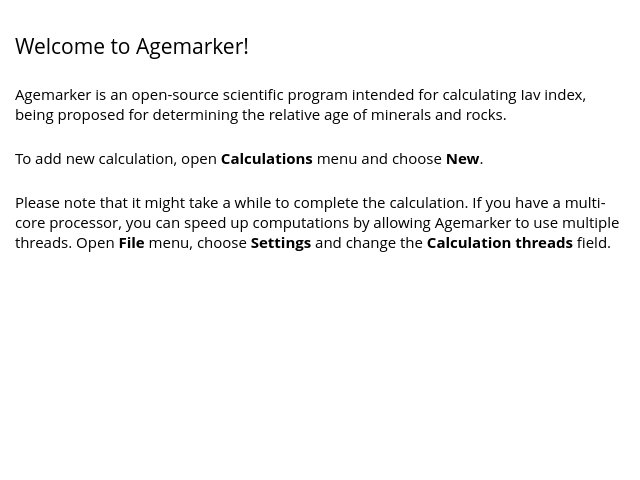
Before: the Qt Designer form src/Widgets/welcomewidget.ui in skyproject/agemarker, drawn with Qt 5.
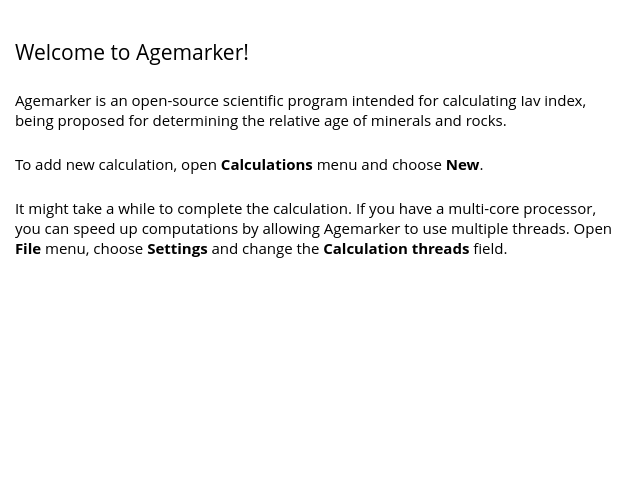
After: the same form once the commit is applied.

Commit message: "Extended Precision" notice added

```diff
--- a/src/Widgets/welcomewidget.ui
+++ b/src/Widgets/welcomewidget.ui
@@ -74,6 +74,12 @@
     </disabled>
    </palette>
   </property>
+  <property name="font">
+   <font>
+    <family>Open Sans</family>
+    <pointsize>11</pointsize>
+   </font>
+  </property>
   <property name="windowTitle">
    <string>Form</string>
   </property>
@@ -95,14 +101,20 @@
 &lt;html&gt;&lt;head&gt;&lt;meta name=&quot;qrichtext&quot; content=&quot;1&quot; /&gt;&lt;style type=&quot;text/css&quot;&gt;
 p, li { white-space: pre-wrap; }
 &lt;/style&gt;&lt;/head&gt;&lt;body style=&quot; font-family:'Open Sans'; font-size:11pt; font-weight:400; font-style:normal;&quot;&gt;
-&lt;p style=&quot;-qt-paragraph-type:empty; margin-top:0px; margin-bottom:0px; margin-left:0px; margin-right:0px; -qt-block-indent:0; text-indent:0px; font-family:'MS Shell Dlg 2'; font-size:8pt;&quot;&gt;&lt;br /&gt;&lt;/p&gt;
+&lt;p style=&quot;-qt-paragraph-type:empty; margin-top:0px; margin-bottom:0px; margin-left:0px; margin-right:0px; -qt-block-indent:0; text-indent:0px;&quot;&gt;&lt;br /&gt;&lt;/p&gt;
 &lt;p style=&quot; margin-top:0px; margin-bottom:0px; margin-left:0px; margin-right:0px; -qt-block-indent:0; text-indent:0px;&quot;&gt;&lt;span style=&quot; font-size:16pt;&quot;&gt;Welcome to Agemarker!&lt;/span&gt;&lt;/p&gt;
 &lt;p style=&quot;-qt-paragraph-type:empty; margin-top:0px; margin-bottom:0px; margin-left:0px; margin-right:0px; -qt-block-indent:0; text-indent:0px;&quot;&gt;&lt;br /&gt;&lt;/p&gt;
 &lt;p style=&quot; margin-top:0px; margin-bottom:0px; margin-left:0px; margin-right:0px; -qt-block-indent:0; text-indent:0px;&quot;&gt;Agemarker is an open-source scientific program intended for calculating Iav index, being proposed for determining the relative age of minerals and rocks.&lt;/p&gt;
 &lt;p style=&quot;-qt-paragraph-type:empty; margin-top:0px; margin-bottom:0px; margin-left:0px; margin-right:0px; -qt-block-indent:0; text-indent:0px;&quot;&gt;&lt;br /&gt;&lt;/p&gt;
 &lt;p style=&quot; margin-top:0px; margin-bottom:0px; margin-left:0px; margin-right:0px; -qt-block-indent:0; text-indent:0px;&quot;&gt;To add new calculation, open &lt;span style=&quot; font-weight:600;&quot;&gt;Calculations&lt;/span&gt; menu and choose &lt;span style=&quot; font-weight:600;&quot;&gt;New&lt;/span&gt;.&lt;/p&gt;
 &lt;p style=&quot;-qt-paragraph-type:empty; margin-top:0px; margin-bottom:0px; margin-left:0px; margin-right:0px; -qt-block-indent:0; text-indent:0px;&quot;&gt;&lt;br /&gt;&lt;/p&gt;
-&lt;p style=&quot; margin-top:0px; margin-bottom:0px; margin-left:0px; margin-right:0px; -qt-block-indent:0; text-indent:0px;&quot;&gt;Please note that it might take a while to complete the calculation. If you have a multi-core processor, you can speed up computations by allowing Agemarker to use multiple threads. Open &lt;span style=&quot; font-weight:600;&quot;&gt;File&lt;/span&gt; menu, choose &lt;span style=&quot; font-weight:600;&quot;&gt;Settings&lt;/span&gt; and change the &lt;span style=&quot; font-weight:600;&quot;&gt;Calculation threads &lt;/span&gt;field.&lt;/p&gt;&lt;/body&gt;&lt;/html&gt;</string>
+&lt;p style=&quot; margin-top:0px; margin-bottom:0px; margin-left:0px; margin-right:0px; -qt-block-indent:0; text-indent:0px;&quot;&gt;It might take a while to complete the calculation. If you have a multi-core processor, you can speed up computations by allowing Agemarker to use multiple threads. Open &lt;span style=&quot; font-weight:600;&quot;&gt;File&lt;/span&gt; menu, choose &lt;span style=&quot; font-weight:600;&quot;&gt;Settings&lt;/span&gt; and change the &lt;span style=&quot; font-weight:600;&quot;&gt;Calculation threads &lt;/span&gt;field.&lt;/p&gt;
+&lt;p style=&quot; margin-top:0px; margin-bottom:0px; margin-left:0px; margin-right:0px; -qt-block-indent:0; text-indent:0px;&quot;&gt;&lt;span style=&quot; font-size:8pt;&quot;&gt; &lt;/span&gt;&lt;/p&gt;
+&lt;p style=&quot; margin-top:0px; margin-bottom:0px; margin-left:0px; margin-right:0px; -qt-block-indent:0; text-indent:0px;&quot;&gt;&lt;span style=&quot; font-size:8pt;&quot;&gt; &lt;/span&gt;&lt;/p&gt;
+&lt;p style=&quot; margin-top:0px; margin-bottom:0px; margin-left:0px; margin-right:0px; -qt-block-indent:0; text-indent:0px;&quot;&gt;&lt;span style=&quot; font-size:8pt;&quot;&gt; &lt;/span&gt;&lt;/p&gt;&lt;/body&gt;&lt;/html&gt;</string>
+     </property>
+     <property name="textInteractionFlags">
+      <set>Qt::NoTextInteraction</set>
      </property>
     </widget>
    </item>
```
The commit also changes 2 other files.
